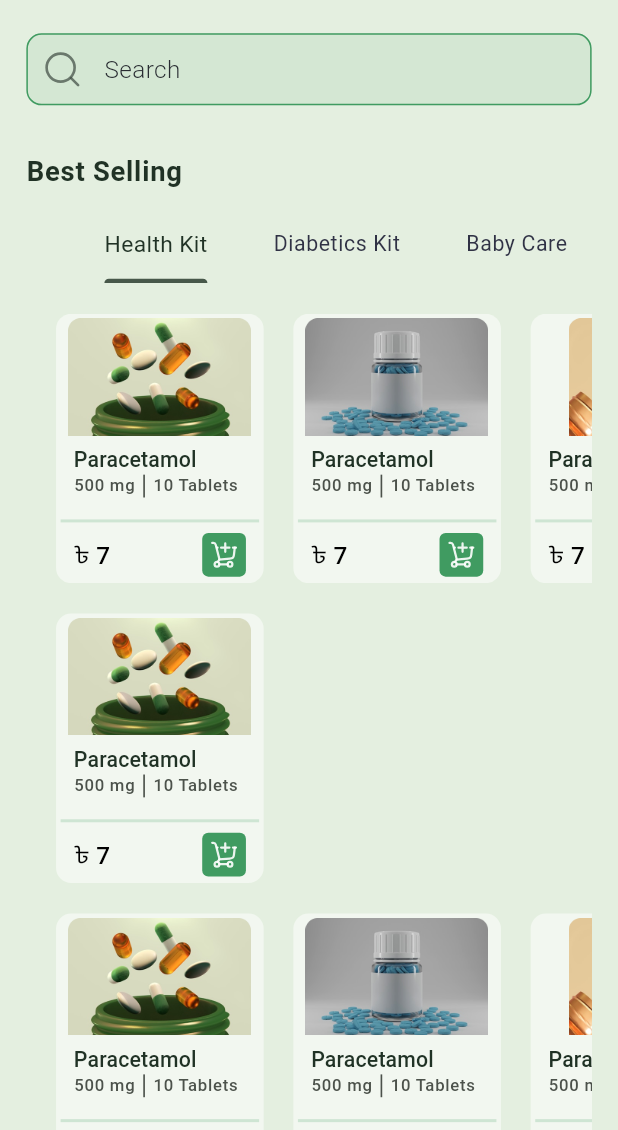
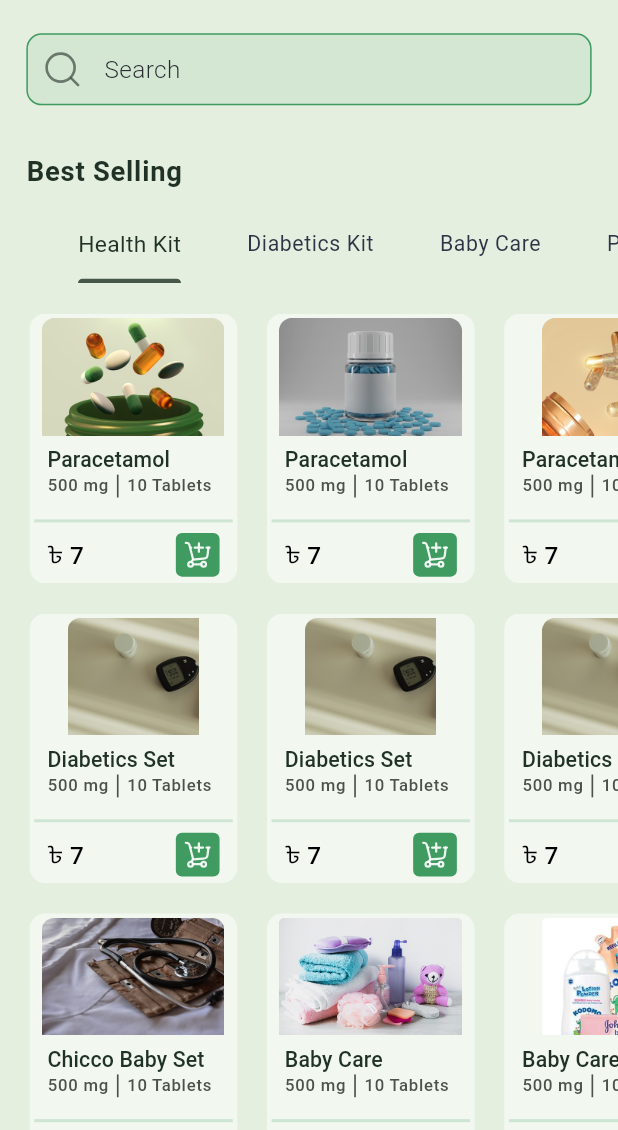
Before and after one commit to safridbhueyan/medical_Strore_App, a Flutter app: the screen it shows after launch, on a phone screen of 412 x 824 dp, the part 106-1236 px from its top. Run offline on Flutter 3.47's test engine with Material 3 defaults, Android fonts, the phone set to English and light mode, and no system bars; our stand-ins replace connectivity_plus, flutter_screenutil, flutter_svg, fluttertoast, get, google_fonts and 1 more.

Commit message:
almost there

```diff
--- a/lib/src/features/shop_Screen/controller/medicineList_controller.dart
+++ b/lib/src/features/shop_Screen/controller/medicineList_controller.dart
@@ -33,6 +33,26 @@ class MedicinelistController extends GetxController {
       img: AppImages.pracetamol3,
       id: 3,
       catagory: 'Health Kit',
+    ),
+    MedicineModel(
+      name: "Diabetics Set",
+      power: "500 mg",
+      quantity: '10 Tablets',
+      price: "৳ 7",
+      discountedPrice: "৳ 7",
+      img: AppImages.diabeticKit,
+      id: 4,
+      catagory: 'Diabetics Kit',
+    ),
+    MedicineModel(
+      name: "Diabetics Set",
+      power: "500 mg",
+      quantity: '10 Tablets',
+      price: "৳ 7",
+      discountedPrice: "৳ 7",
+      img: AppImages.diabeticKit,
+      id: 4,
+      catagory: 'Diabetics Kit',
     ),
     MedicineModel(
       name: "Diabetics Set",
--- a/lib/src/features/shop_Screen/view/shop_screen.dart
+++ b/lib/src/features/shop_Screen/view/shop_screen.dart
@@ -17,14 +17,17 @@ class ShopScreen extends StatelessWidget {
     final style = Theme.of(context).textTheme;
     final TabbarControllerX controller = Get.put(TabbarControllerX());
     return Scaffold(
-      body: Padding(
-        padding: AppPadding.screenHorizontal,
-        child: Column(
+      body: Column(
         children: [
           SizedBox(height: 40.h),
-            Appbar(title: "Shop", onTap: () {}),
+          Padding(
+            padding: AppPadding.screenHorizontal,
+            child: Appbar(title: "Shop", onTap: () {}),
+          ),
           SizedBox(height: 22.h),
-            TextFormField(
+          Padding(
+            padding: AppPadding.screenHorizontal,
+            child: TextFormField(
               style: style.bodyMedium!.copyWith(color: AppColors.onSecondary),
               decoration: InputDecoration(
                 hintText: "Search",
@@ -34,8 +37,11 @@ class ShopScreen extends StatelessWidget {
                 ),
               ),
             ),
+          ),
           SizedBox(height: 30.h),
-            Align(
+          Padding(
+            padding: AppPadding.screenHorizontal,
+            child: Align(
               alignment: Alignment.centerLeft,
               child: Text(
                 "Best Selling",
@@ -44,6 +50,7 @@ class ShopScreen extends StatelessWidget {
                   fontWeight: FontWeight.w600,
                 ),
                 textAlign: TextAlign.left,
+              ),
             ),
           ),
           SizedBox(height: 12.h),
@@ -81,7 +88,6 @@ class ShopScreen extends StatelessWidget {
           ),
         ],
       ),
-      ),
     );
   }
 }
--- a/lib/src/features/shop_Screen/view/widgets/custom_list_tile.dart
+++ b/lib/src/features/shop_Screen/view/widgets/custom_list_tile.dart
@@ -8,8 +8,9 @@ import 'package:medical_store_app/src/features/shop_Screen/view/widgets/custom_C
 
 class CustomListTile extends StatelessWidget {
   final String category;
+  final int? count;
   final MedicinelistController controller = Get.put(MedicinelistController());
-  CustomListTile({super.key, required this.category});
+  CustomListTile({super.key, required this.category, this.count});
   @override
   Widget build(BuildContext context) {
     return Obx(
@@ -17,8 +18,9 @@ class CustomListTile extends StatelessWidget {
         height: 177.h,
         child: ListView.builder(
           scrollDirection: Axis.horizontal,
-          itemCount: controller.getByCategory(category).length,
+          itemCount: count ?? controller.getByCategory(category).length,
           itemBuilder: (context, index) {
+            final controllers = controller.getByCategory(category);
             return Padding(
               padding: EdgeInsets.only(
                 left: 18.w,
@@ -26,11 +28,11 @@ class CustomListTile extends StatelessWidget {
               ),
               child: CustomContaier(
                 isDiscountOn: false,
-                img: controller.medicine[index].img,
-                name: controller.medicine[index].name,
-                power: controller.medicine[index].power,
-                quantity: controller.medicine[index].quantity,
-                price: controller.medicine[index].price,
+                img: controllers[index].img,
+                name: controllers[index].name,
+                power: controllers[index].power,
+                quantity: controllers[index].quantity,
+                price: controllers[index].price,
                 onTap: () {},
               ),
             );
--- a/lib/src/features/shop_Screen/view/widgets/healthKit_screen.dart
+++ b/lib/src/features/shop_Screen/view/widgets/healthKit_screen.dart
@@ -17,7 +17,7 @@ class HealthkitScreen extends StatelessWidget {
             SizedBox(height: 20.h),
             CustomListTile(category: "Health Kit"),
             SizedBox(height: 20.h),
-            CustomListTile(category: "Diabetics Kit"),
+            CustomListTile(category: 'Diabetics Kit'),
             SizedBox(height: 20.h),
             CustomListTile(category: 'Baby Care'),
             SizedBox(height: 200.h),
```
Also changed, not shown: 1 other file. Lines whose indentation alone changed are shown as unchanged.
